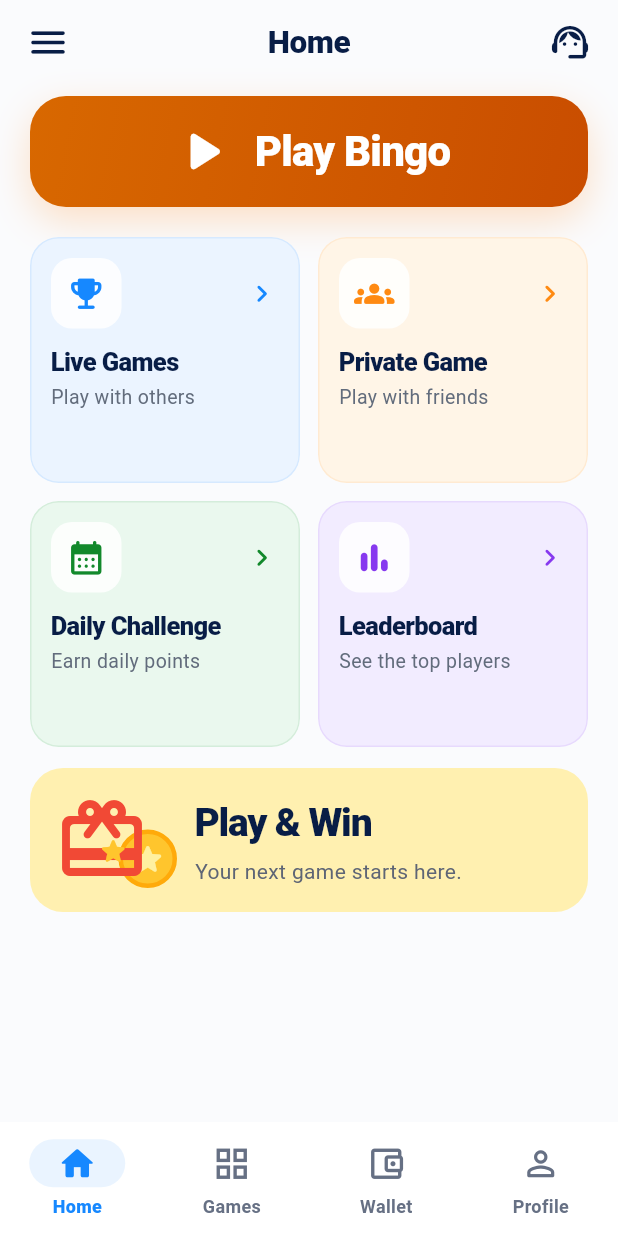
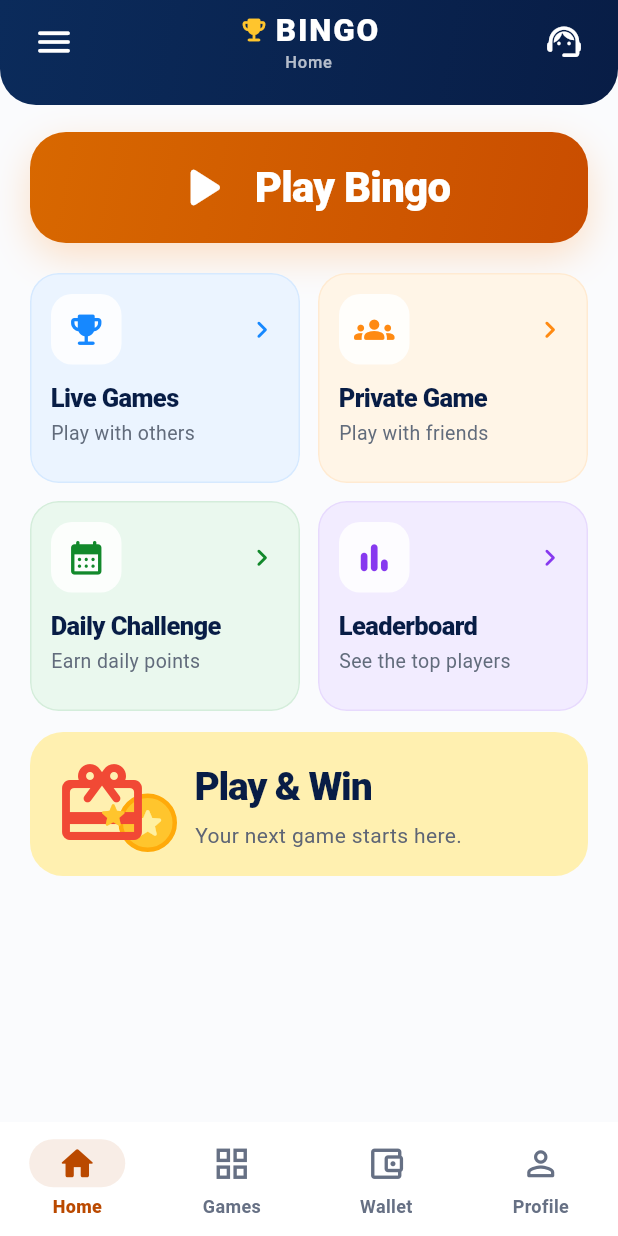
Before and after one commit to equar/bingo-platform, a Flutter app: the HomeShell screen opened directly, on a phone screen of 412 x 824 dp. Run offline on Flutter 3.47's test engine with Material 3 defaults, Android fonts, the phone set to English and light mode, and no system bars; our stand-ins replace dio, flutter_riverpod, flutter_secure_storage, shared_preferences; accounts and stored records are empty; generated files the repository leaves out were written again.

Commit message:
UX enhancement

```diff
--- a/bingo-app/lib/src/features/home/presentation/home_screen.dart
+++ b/bingo-app/lib/src/features/home/presentation/home_screen.dart
@@ -71,44 +71,93 @@ class HomeScreen extends StatelessWidget {
               children: [
                 SafeArea(
                   bottom: false,
-                  minimum: const EdgeInsets.symmetric(
-                    horizontal: 8,
-                    vertical: 4,
+                  child: Container(
+                    width: double.infinity,
+                    padding: const EdgeInsets.fromLTRB(12, 4, 12, 18),
+                    decoration: const BoxDecoration(
+                      gradient: LinearGradient(
+                        begin: Alignment.topLeft,
+                        end: Alignment.bottomRight,
+                        colors: [Color(0xFF0B2B5B), bingoNavy],
                       ),
-                  child: Row(
+                      borderRadius: BorderRadius.vertical(
+                        bottom: Radius.circular(24),
+                      ),
+                    ),
+                    child: Column(
+                      children: [
+                        Row(
                           mainAxisAlignment: MainAxisAlignment.spaceBetween,
                           children: [
                             IconButton(
                               key: const ValueKey('home-menu'),
                               tooltip: l.homeMenu,
                               onPressed: () => _menu(context),
-                        icon: const Icon(
-                          Icons.menu_rounded,
-                          size: 30,
-                          color: bingoNavy,
+                              color: Colors.white,
+                              icon: const Icon(Icons.menu_rounded, size: 28),
+                            ),
+                            Expanded(
+                              child: Column(
+                                mainAxisSize: MainAxisSize.min,
+                                children: [
+                                  Row(
+                                    mainAxisSize: MainAxisSize.min,
+                                    children: [
+                                      const Icon(
+                                        Icons.emoji_events_rounded,
+                                        color: Color(0xFFFFC52D),
+                                        size: 20,
+                                      ),
+                                      const SizedBox(width: 4),
+                                      Flexible(
+                                        child: Text(
+                                          'BINGO',
+                                          maxLines: 1,
+                                          overflow: TextOverflow.ellipsis,
+                                          style: Theme.of(context)
+                                              .textTheme
+                                              .titleLarge
+                                              ?.copyWith(
+                                                color: Colors.white,
+                                                letterSpacing: 1.2,
                                               ),
                                         ),
-                      Expanded(
-                        child: Text(
+                                      ),
+                                    ],
+                                  ),
+                                  Text(
                                     l.homeTitle,
-                          style: Theme.of(context).textTheme.titleLarge,
+                                    maxLines: 1,
+                                    overflow: TextOverflow.ellipsis,
                                     textAlign: TextAlign.center,
+                                    style: Theme.of(context)
+                                        .textTheme
+                                        .labelSmall
+                                        ?.copyWith(
+                                          color: Colors.white70,
+                                          letterSpacing: .5,
+                                        ),
+                                  ),
+                                ],
                               ),
                             ),
                             IconButton(
                               tooltip: l.homeSupport,
                               onPressed: onSupport,
+                              color: Colors.white,
                               icon: const Icon(
                                 Icons.support_agent_rounded,
-                          size: 29,
-                          color: bingoNavy,
+                                size: 27,
                               ),
                             ),
                           ],
                         ),
+                      ],
+                    ),
+                  ),
                 ),
                 Padding(
-                  padding: const EdgeInsets.fromLTRB(20, 8, 20, 26),
+                  padding: const EdgeInsets.fromLTRB(20, 18, 20, 26),
                   child: Column(
                     children: [
                       Semantics(
@@ -296,7 +345,7 @@ class _HomeFeatureGrid extends StatelessWidget {
             SizedBox(
               width: width,
               child: ConstrainedBox(
-                constraints: const BoxConstraints(minHeight: 164),
+                constraints: const BoxConstraints(minHeight: 140),
                 child: child,
               ),
             ),
--- a/bingo-app/lib/src/features/home/presentation/home_shell.dart
+++ b/bingo-app/lib/src/features/home/presentation/home_shell.dart
@@ -118,7 +118,9 @@ class _HomeShellState extends State<HomeShell> {
                           onDestinationSelected: _select,
                           labelType: NavigationRailLabelType.all,
                           backgroundColor: Colors.white,
-                          indicatorColor: bingoBlue.withValues(alpha: .09),
+                          indicatorColor: Theme.of(
+                            context,
+                          ).colorScheme.primary.withValues(alpha: .10),
                           destinations: [
                             NavigationRailDestination(
                               icon: const Icon(Icons.home_outlined),
@@ -163,7 +165,9 @@ class _HomeShellState extends State<HomeShell> {
                       data: NavigationBarThemeData(
                         backgroundColor: Colors.white,
                         surfaceTintColor: Colors.transparent,
-                        indicatorColor: bingoBlue.withValues(alpha: .09),
+                        indicatorColor: Theme.of(
+                          context,
+                        ).colorScheme.primary.withValues(alpha: .10),
                         labelTextStyle: WidgetStateProperty.resolveWith(
                           (states) => TextStyle(
                             fontSize: 12,
@@ -171,7 +175,7 @@ class _HomeShellState extends State<HomeShell> {
                                 ? FontWeight.w800
                                 : FontWeight.w600,
                             color: states.contains(WidgetState.selected)
-                                ? bingoBlue
+                                ? Theme.of(context).colorScheme.primary
                                 : const Color(0xFF667084),
                           ),
                         ),
@@ -179,7 +183,7 @@ class _HomeShellState extends State<HomeShell> {
                           (states) => IconThemeData(
                             size: 27,
                             color: states.contains(WidgetState.selected)
-                                ? bingoBlue
+                                ? Theme.of(context).colorScheme.primary
                                 : const Color(0xFF667084),
                           ),
                         ),
--- a/bingo-app/pubspec.yaml
+++ b/bingo-app/pubspec.yaml
@@ -29,7 +29,5 @@ dev_dependencies:
   flutter_lints: ^5.0.0
 
 flutter:
-  assets:
-    - assets/images/bingo-ethiopia-hero.png
   uses-material-design: true
   generate: true
```
Also changed, not shown: bingo-app/lib/src/core/theme/app_theme.dart (+13 -12 lines), bingo-app/lib/src/features/auth/presentation/auth_screen.dart (+39 -20 lines), bingo-app/pubspec.lock, 4 other files. Lines whose indentation alone changed are shown as unchanged.
